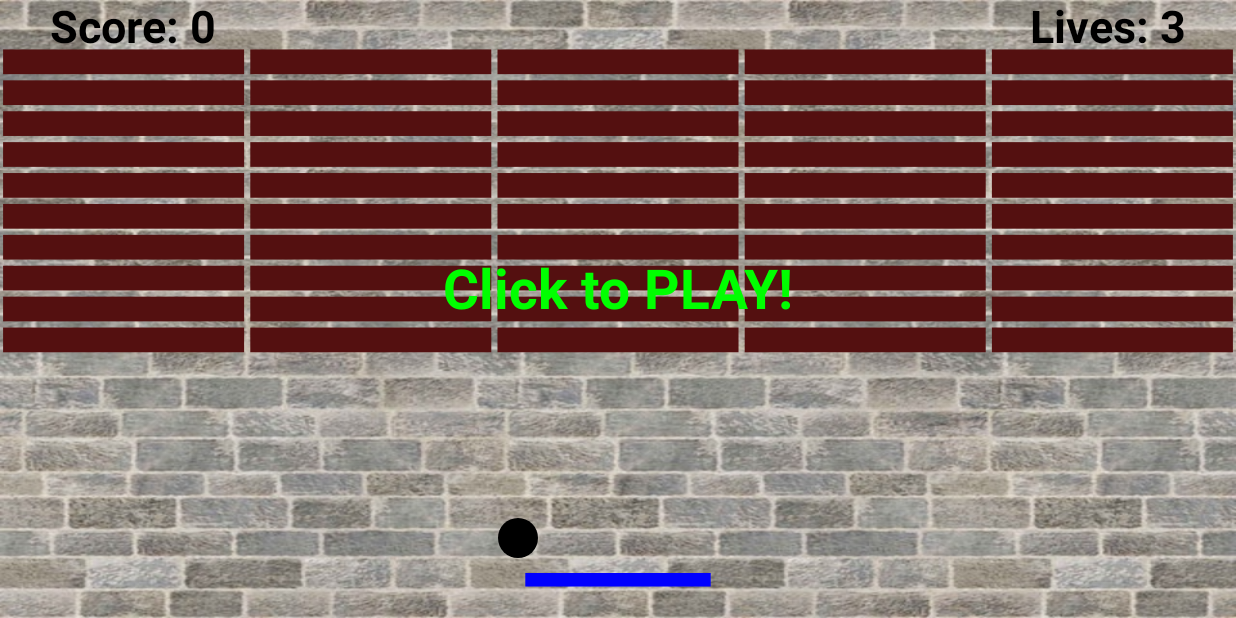
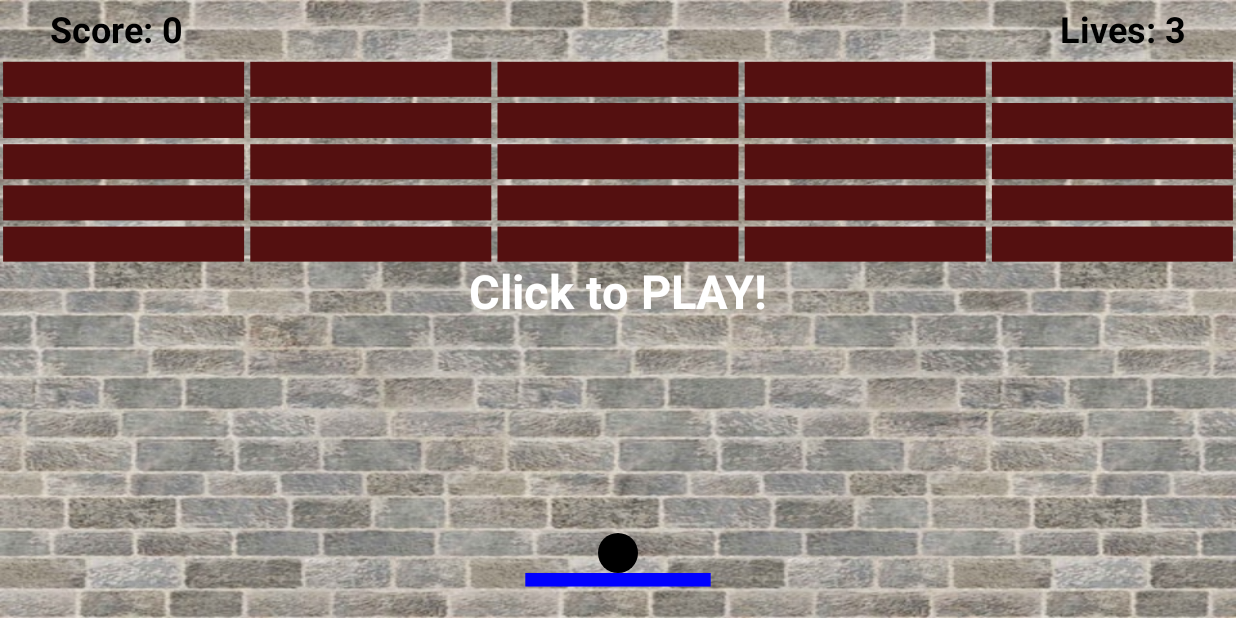
Before and after one commit to AlonSchwartz/Arkanoid, an Android app: the screen it shows after launch (MainActivity), on a phone screen of 824 x 412 dp (held sideways). Run offline under Robolectric (Android 15) with nearby library versions, the light colour scheme and no system bars.

Commit message:
bug fixes & big screen speed adaption

```diff
--- a/app/src/main/java/com/elchananalon/arkanoid/BrickCollection.java
+++ b/app/src/main/java/com/elchananalon/arkanoid/BrickCollection.java
@@ -8,7 +8,7 @@ import java.util.Random;
 
 public class BrickCollection {
 
-    private static final int ROWS = 10, COLS= 5;
+    private static final int ROWS = 5, COLS= 5;
     private ArrayList<Brick> bricks;
 
     public static int getROWS() {
--- a/app/src/main/java/com/elchananalon/arkanoid/GameView.java
+++ b/app/src/main/java/com/elchananalon/arkanoid/GameView.java
@@ -52,39 +52,52 @@ public class GameView extends View {
             adjustHeight = (canvasHeight/2.0f);
         }
         // init brick collection
-        bricks = new BrickCollection((canvasWidth/col)-padding, (adjustHeight/row) - padding,padding/2,canvasHeight*(7.0f/100.0f)+padding, padding);
+        bricks = new BrickCollection((canvasWidth/col)-padding, (adjustHeight/row) - padding,padding/2,canvasHeight*(9.0f/100.0f)+padding, padding);
 
 
         // paint for info text
         penInfo = new Paint(Paint.ANTI_ALIAS_FLAG);
         penInfo.setColor(Color.BLACK);
-        penInfo.setTextSize(45);
+        penInfo.setTextSize(canvasHeight/17);//45
         penInfo.setTypeface(Typeface.create(Typeface.DEFAULT, Typeface.BOLD));
 
 
         // paint for messages text
         penMsg = new Paint(Paint.ANTI_ALIAS_FLAG);
         penMsg.setTextAlign(Paint.Align.CENTER);
-        penMsg.setColor(Color.GREEN);
+        penMsg.setColor(Color.WHITE);
         penMsg.setStyle(Paint.Style.STROKE);
         penMsg.setTypeface(Typeface.create(Typeface.DEFAULT, Typeface.BOLD));
-        penMsg.setTextSize(55);
+        penMsg.setTextSize(canvasHeight/13);//55
 
     }
 
     private void initCanvas()
     {
         state = State.GET_READY;
-        // initialize ball
-        movingBall = new Ball(canvasWidth /2.0f-100, canvasHeight-80, 50);
-        movingBall.setDx(-7);
-        movingBall.setDy(5);
+
         // Initialize paddle
         float paddleWidth = canvasWidth*(15.0f/100.0f);// 15%
         float paddleHeight = canvasHeight*(3.0f/100.0f);// 3%
         paddle = new Paddle(paddleWidth ,paddleHeight);
         paddle.setXPosition((canvasWidth / 2)-(paddle.getWidth())/2.0f);
         paddle.setYPosition(canvasHeight-45);
+
+        // initialize ball
+        movingBall = new Ball(paddle.getXPosition()+paddle.getWidth()/2, paddle.getYPosition()-20, 20);
+        movingBall.setDx(canvasWidth/-(169));//nexus 4 will get -7, but bigger screen will adjust
+        movingBall.setDy(canvasHeight/153);//nexus 4 will get 5, but bigger screen will adjust
+
+        //movingBall.setRadius((((float)canvasWidth/canvasHeight)*((float)25)/2));
+
+        paddle.setStartingSpeed(canvasWidth/118);
+
+        System.out.println("width = " + canvasWidth + " height = " + canvasHeight);
+        System.out.println("dx = " + movingBall.getDx() + " dy = " + movingBall.getDy());
+        System.out.println("speed = "+ paddle.getStartingSpeed());
+        System.out.println("radius = "+ movingBall.getRadius());
+        System.out.println("(canvasWidth/canvasHeight)*(25/2) = " + canvasWidth/canvasHeight + " * " + 25/2 );
+
     }
 
     @Override
@@ -126,6 +139,7 @@ public class GameView extends View {
                 movingBall.move(canvasWidth, canvasHeight);
                 // check bricks and paddle collision with the ball
                 if (movingBall.collideWith(paddle)){
+
                   // movingBall.setDy(-(movingBall.getDy()));
                     //movingBall.setDx(-(movingBall.getDx()));
 
@@ -148,7 +162,7 @@ public class GameView extends View {
                 }
 
                 // paddle misses the ball
-                if(movingBall.getyPosition()-movingBall.getRadius() >= paddle.getYPosition() && !movingBall.collideWith(paddle)){
+                if(movingBall.getyPosition()-movingBall.getRadius() >= paddle.getYPosition()){
                     // if(movingBall.getyPosition()+movingBall.getRadius() > paddle.getYPosition()+paddle.getHeight() && !movingBall.collideWith(paddle)){
                     countLives--;
                     if(countLives == 0){
--- a/app/src/main/java/com/elchananalon/arkanoid/Paddle.java
+++ b/app/src/main/java/com/elchananalon/arkanoid/Paddle.java
@@ -8,9 +8,9 @@ public class Paddle {
 
     private float width, height, xPosition, yPosition;
     private static final float xStartingPosition=500, yStartingPosition=650;
-    private static final int RIGHT=0, LEFT=1, STARTING_SPEED = 10;
+    private static final int RIGHT=0, LEFT=1;
     private Paint pen;
-    private int color = Color.BLUE, speed;
+    private int color = Color.BLUE, speed, startingSpeed = 10;
 
 
     // Constructor
@@ -64,7 +64,9 @@ public class Paddle {
 
     public void setSpeed(int speed) {this.speed = speed; }
 
-    public static int getStartingSpeed() { return STARTING_SPEED; }
+    public int getStartingSpeed() { return startingSpeed; }
+
+    public void setStartingSpeed(int speed){this.startingSpeed = speed;}
 
     /**********************************************************/
 
```
Also changed, not shown: app/src/main/java/com/elchananalon/arkanoid/Ball.java (+7 -7 lines).
